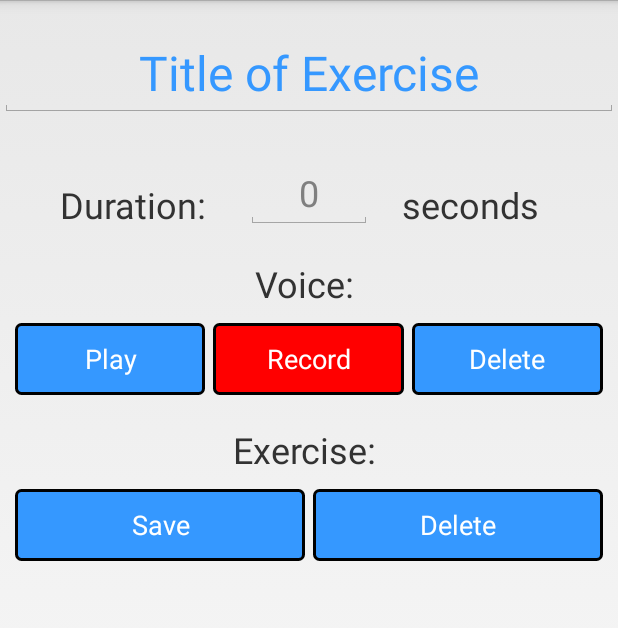
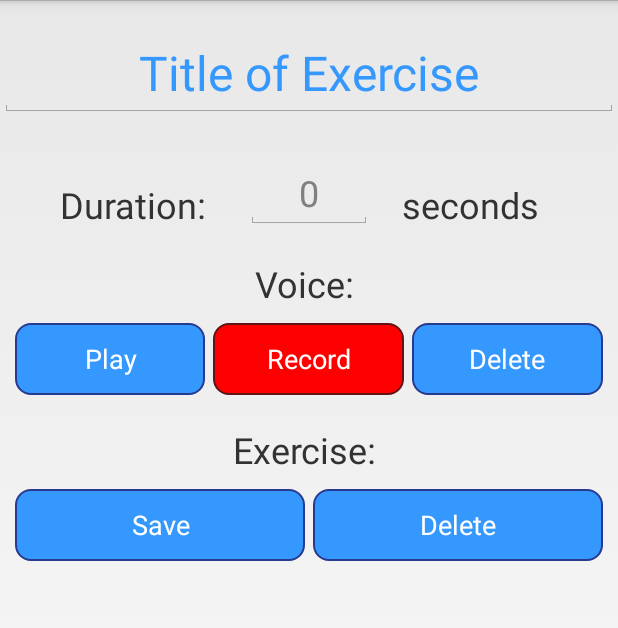
Before and after one commit to govnerbrit/SeniorProject, an Android app: the EditExerciseActivity screen opened directly, with no data from a screen before it, on a phone screen of 412 x 824 dp. Shown: the top 628 px of the screen. Run offline under Robolectric (Android 15) with nearby library versions, the light colour scheme and no system bars; 3 statements that could not run were skipped.

Commit message:
Modified color scheme for buttons. Rounded button edges.

```diff
--- a/app/src/main/res/drawable-mdpi/buttonborder.xml
+++ b/app/src/main/res/drawable-mdpi/buttonborder.xml
@@ -7,11 +7,38 @@ How to use on an object, set as the background attribute:
 	android:background="@drawable/buttonborder"
 
  -->
-<shape xmlns:android="http://schemas.android.com/apk/res/android"
-  android:shape="rectangle">
-  <gradient android:startColor="#3598FF"
-    android:endColor="#3598FF"
-    android:angle="270" />
-  <corners android:radius="3dp" />
-  <stroke android:width="3px" android:color="#000000" />
-</shape>
+<selector xmlns:android="http://schemas.android.com/apk/res/android" >
+<item android:state_pressed="true" >
+    <shape android:shape="rectangle"  >
+        <corners android:radius="10dp" />
+        <padding android:bottom="2dp"
+            android:left="2dp"
+            android:right="2dp"
+            android:top="2dp"/>
+        <stroke android:width="1dip" android:color="#283A90" />
+        <solid android:color="#283A90"/>
+    </shape>
+</item>
+<item android:state_focused="true">
+    <shape android:shape="rectangle"  >
+        <corners android:radius="10dp" />
+        <padding android:bottom="2dp"
+            android:left="2dp"
+            android:right="2dp"
+            android:top="2dp"/>
+        <stroke android:width="1dip" android:color="#283A90" />
+        <solid android:color="#3598FF"/>
+    </shape>
+</item>
+<item >
+    <shape android:shape="rectangle"  >
+        <corners android:radius="10dp" />
+        <padding android:bottom="2dp"
+            android:left="2dp"
+            android:right="2dp"
+            android:top="2dp"/>
+        <stroke android:width="1dip" android:color="#283A90" />
+        <solid android:color="#3598FF"/>
+    </shape>
+</item>
+</selector>
--- a/app/src/main/res/drawable-mdpi/recordborder.xml
+++ b/app/src/main/res/drawable-mdpi/recordborder.xml
@@ -7,11 +7,38 @@ How to use on an object, set as the background attribute:
 	android:background="@drawable/buttonborder"
 
  -->
-<shape xmlns:android="http://schemas.android.com/apk/res/android"
-  android:shape="rectangle">
-  <gradient android:startColor="#FF0000"
-    android:endColor="#FF0000"
-    android:angle="270" />
-  <corners android:radius="3dp" />
-  <stroke android:width="3px" android:color="#000000" />
-</shape>
+<selector xmlns:android="http://schemas.android.com/apk/res/android" >
+<item android:state_pressed="true" >
+    <shape android:shape="rectangle"  >
+        <corners android:radius="10dp" />
+        <padding android:bottom="2dp"
+            android:left="2dp"
+            android:right="2dp"
+            android:top="2dp"/>
+        <stroke android:width="1dip" android:color="#ff601415" />
+        <solid android:color="#FF0000"/>
+    </shape>
+</item>
+<item android:state_focused="true">
+    <shape android:shape="rectangle"  >
+        <corners android:radius="10dp" />
+        <padding android:bottom="2dp"
+            android:left="2dp"
+            android:right="2dp"
+            android:top="2dp"/>
+        <stroke android:width="1dip" android:color="#ff601415" />
+        <solid android:color="#FF0000"/>
+    </shape>
+</item>
+<item >
+    <shape android:shape="rectangle"  >
+        <corners android:radius="10dp" />
+        <padding android:bottom="2dp"
+            android:left="2dp"
+            android:right="2dp"
+            android:top="2dp"/>
+        <stroke android:width="1dip" android:color="#ff601415" />
+        <solid android:color="#FF0000"/>
+    </shape>
+</item>
+</selector>
--- a/app/src/main/res/layout/edit_exercise.xml
+++ b/app/src/main/res/layout/edit_exercise.xml
@@ -87,7 +87,9 @@
                 android:layout_marginRight="2dp"
                 android:background="@drawable/buttonborder"
                 android:text="@string/play"
-                android:textColor="#FFFFFF" />
+                android:textColor="#FFFFFF"
+                android:elegantTextHeight="false"
+                android:height="36dp" />
 
             <Button
                 android:id="@+id/eeRecordBTN"
```
